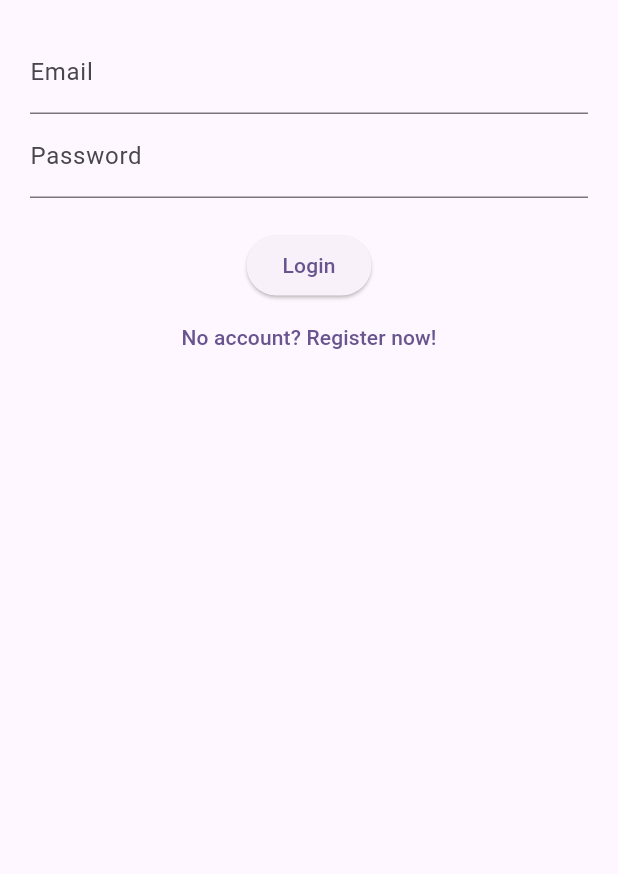
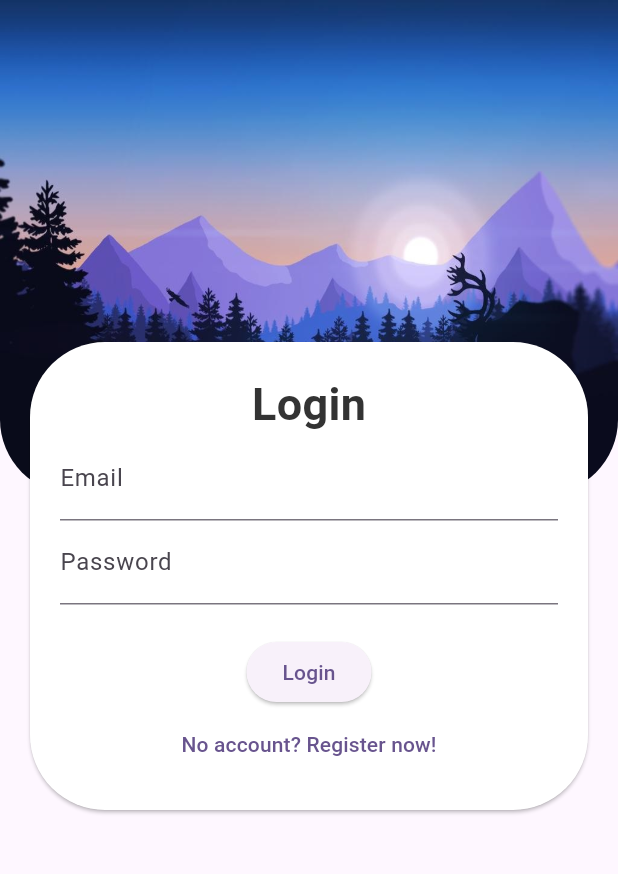
Before and after one commit to ngkhuong831/travo, a Flutter app: the screen it shows after launch, on a phone screen of 412 x 824 dp, the part 84-958 px from its top. Run offline on Flutter 3.47's test engine with Material 2 defaults, Android fonts, the light colour scheme and no system bars; our stand-ins replace firebase_auth, firebase_core; accounts and stored records are empty.

Commit message:
update login UI
UI: login and register screen

```diff
--- a/lib/screens/login_register_screen.dart
+++ b/lib/screens/login_register_screen.dart
@@ -47,6 +47,17 @@ class _LoginPageState extends State<LoginPage> {
     return const Text('TravoVN');
   }
 
+  Widget _formtitle() {
+    return Text(
+      isLogin ? 'Login' : 'Register',
+      style: const TextStyle(
+        color: Color(0xff333333),
+        fontWeight: FontWeight.bold,
+        fontSize: 30.0,
+      ),
+    );
+  }
+
   Widget _entryField(
     String title,
     TextEditingController controller,
@@ -81,7 +92,12 @@ class _LoginPageState extends State<LoginPage> {
   }
 
   Widget _errorMessage() {
-    return Text(errorMessage == '' ? '' : 'Hmm! $errorMessage');
+    return Text(
+      errorMessage == '' ? '' : 'Hmm! $errorMessage',
+      style: const TextStyle(
+        color: Color.fromARGB(255, 255, 0, 0),
+      ),
+    );
   }
 
   @override
@@ -90,11 +106,34 @@ class _LoginPageState extends State<LoginPage> {
       appBar: AppBar(
         title: _title(),
       ),
-      body: Container(
-        height: double.infinity,
-        width: double.infinity,
-        padding: const EdgeInsets.all(20),
+      body: Stack(
+        children: [
+          Container(
+            height: MediaQuery.of(context).size.height * 0.4,
+            decoration: BoxDecoration(
+              image: DecorationImage(
+                  image: Image.asset("assets/images/wallpaper.jpg").image,
+                  fit: BoxFit.fill),
+              borderRadius: const BorderRadius.only(
+                bottomLeft: Radius.circular(50),
+                bottomRight: Radius.circular(50),
+              ),
+            ),
+          ),
+          Center(
+            child: Column(
+              mainAxisAlignment: MainAxisAlignment.center,
+              children: [
+                Card(
+                  shape: RoundedRectangleBorder(
+                    borderRadius: BorderRadius.circular(50.0),
+                  ),
+                  color: Colors.white,
+                  margin: const EdgeInsets.all(20.0),
+                  child: Padding(
+                    padding: const EdgeInsets.all(20.0),
                     child: Column(children: <Widget>[
+                      _formtitle(),
                       _entryField('Email', _emailController),
                       _entryField('Password', _passwordController),
                       _errorMessage(),
@@ -102,6 +141,12 @@ class _LoginPageState extends State<LoginPage> {
                       _loginOrRegisterBtn(),
                     ]),
                   ),
+                ),
+              ],
+            ),
+          ),
+        ],
+      ),
     );
   }
 }
```
Also changed, not shown: pubspec.yaml (+5 -3 lines), assets/images/noservice.JPG (added), assets/images/notfound.png (added), assets/images/thumbnail.jpg (added), assets/images/thumbnail2.jpg (added), assets/images/wallpaper.jpg (added). Lines whose indentation alone changed are shown as unchanged.
